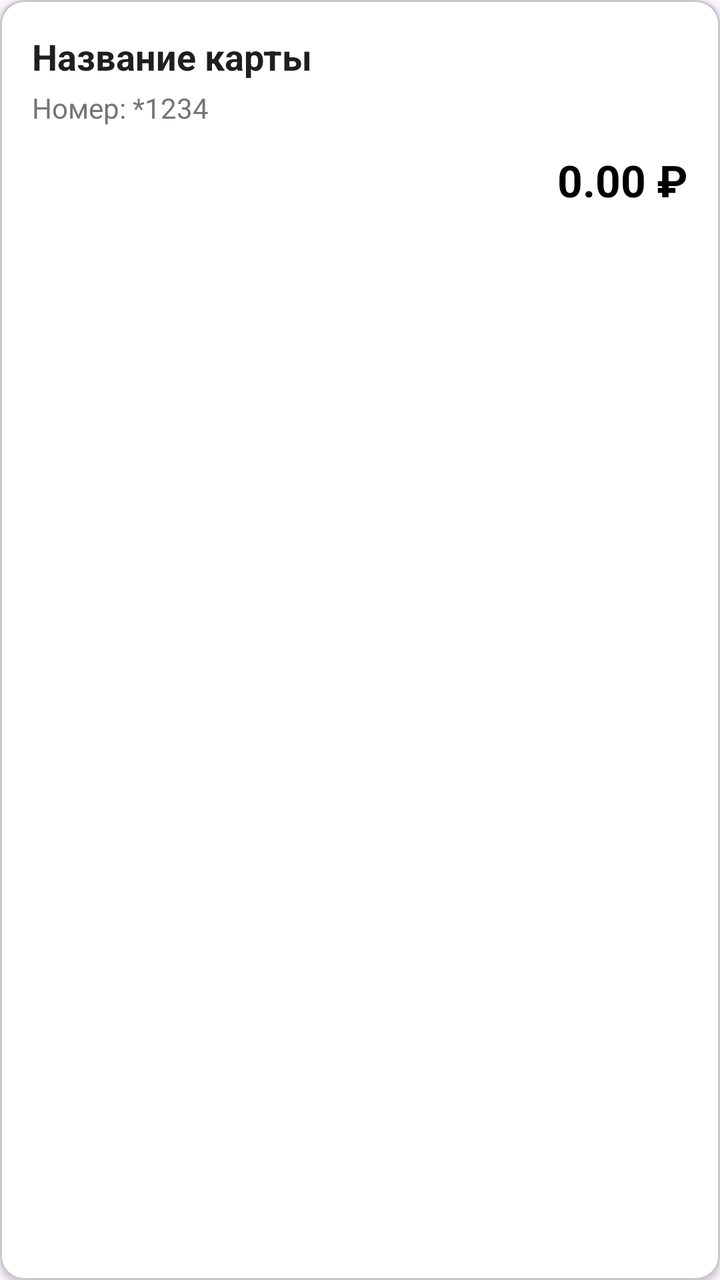
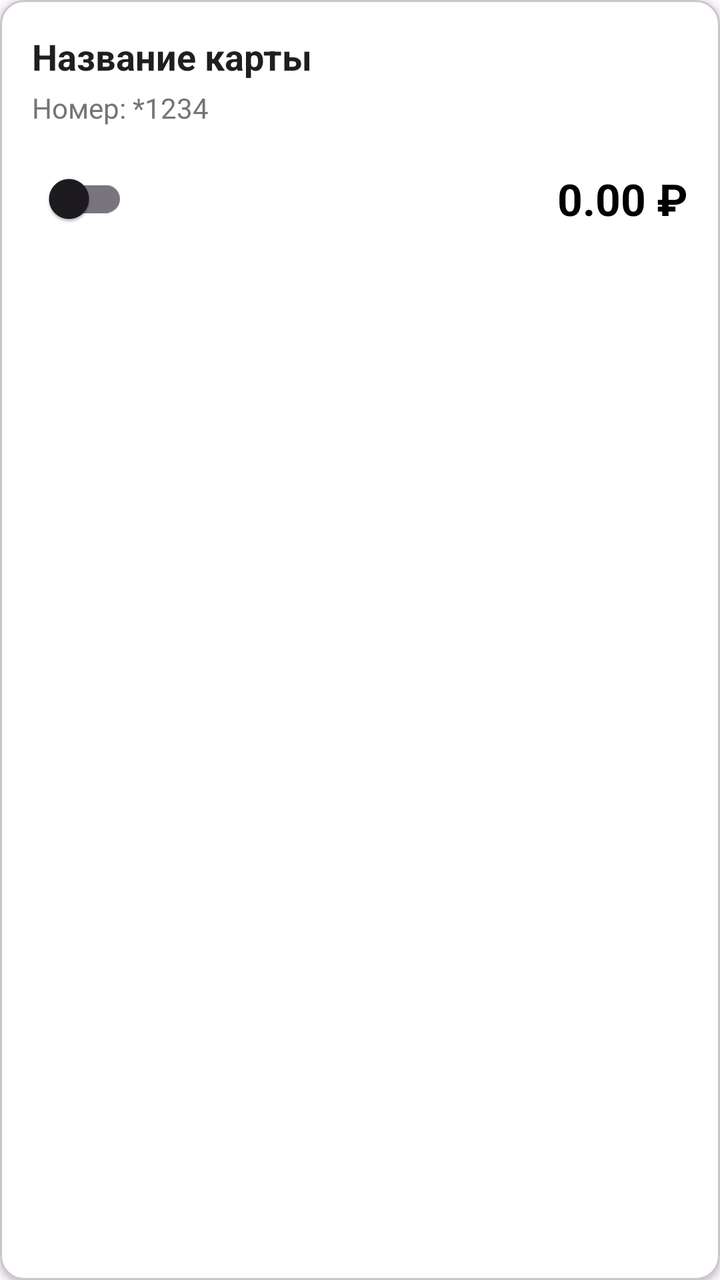

Before-and-after screenshots of an Android layout around one commit, followed by the original layout XML and the change that was made.
<!-- AndroidManifest.xml: application theme Theme.TbankControl -->
<!-- res/layout/item_account.xml -->
<?xml version="1.0" encoding="utf-8"?>
<com.google.android.material.card.MaterialCardView
    xmlns:android="http://schemas.android.com/apk/res/android"
    xmlns:app="http://schemas.android.com/apk/res-auto"
    android:layout_width="match_parent"
    android:layout_height="wrap_content"
    android:layout_margin="8dp"
    app:cardCornerRadius="12dp"
    app:cardElevation="2dp"
    app:cardBackgroundColor="#FFFFFF"
    >

    <LinearLayout
        android:layout_width="match_parent"
        android:layout_height="wrap_content"
        android:orientation="vertical"
        android:padding="16dp">

        <TextView
            android:id="@+id/tvAccountName"
            android:layout_width="wrap_content"
            android:layout_height="wrap_content"
            android:text="@string/CardNameLabel"
            android:textColor="#1F1F1F"
            android:textSize="18sp"
            android:textStyle="bold"/>

        <TextView
            android:id="@+id/tvAccountNumber"
            android:layout_width="wrap_content"
            android:layout_height="wrap_content"
            android:text="@string/CardNumberLabel"
            android:textColor="#757575"
            android:textSize="14sp"
            android:layout_marginTop="4dp"/>

        <TextView
            android:id="@+id/tvAccountBalance"
            android:layout_width="wrap_content"
            android:layout_height="wrap_content"
            android:text="@string/BalanceDefaultStr"
            android:textColor="#000000"
            android:textSize="22sp"
            android:textStyle="bold"
            android:layout_marginTop="12dp"
            android:layout_gravity="end"/>

    </LinearLayout>
</com.google.android.material.card.MaterialCardView>
<!-- resources referenced by this layout -->
<resources>
  <string name="BalanceDefaultStr">0.00 ₽</string>
  <string name="CardNameLabel">Название карты</string>
  <string name="CardNumberLabel">Номер: *1234</string>
  <style name="Theme.TbankControl" parent="Base.Theme.TbankControl" />
  <style name="Base.Theme.TbankControl" parent="Theme.Material3.DayNight.NoActionBar">
          
          
      </style>
</resources>

<!-- the commit's change to res/layout/item_account.xml (unified diff, before → after) -->
@@ -7,8 +7,7 @@
     android:layout_margin="8dp"
     app:cardCornerRadius="12dp"
     app:cardElevation="2dp"
-    app:cardBackgroundColor="#FFFFFF"
-    >
+    app:cardBackgroundColor="#FFFFFF">
 
     <LinearLayout
         android:layout_width="match_parent"
@@ -34,16 +33,33 @@
             android:textSize="14sp"
             android:layout_marginTop="4dp"/>
 
-        <TextView
+        <LinearLayout
+            android:layout_width="match_parent"
+            android:layout_height="wrap_content"
+            android:orientation="horizontal"
+            android:layout_marginTop="12dp"
+            android:gravity="center_vertical">
+
+            <androidx.appcompat.widget.SwitchCompat
+                android:id="@+id/switchAccount"
+                android:layout_width="wrap_content"
+                android:layout_height="wrap_content" />
+
+            <View
+                android:layout_width="0dp"
+                android:layout_height="0dp"
+                android:layout_weight="1"/>
+
+            <TextView
             android:id="@+id/tvAccountBalance"
             android:layout_width="wrap_content"
             android:layout_height="wrap_content"
             android:text="@string/BalanceDefaultStr"
             android:textColor="#000000"
             android:textSize="22sp"
-            android:textStyle="bold"
-            android:layout_marginTop="12dp"
-            android:layout_gravity="end"/>
+            android:textStyle="bold" />
+
+        </LinearLayout>
 
     </LinearLayout>
 </com.google.android.material.card.MaterialCardView>
